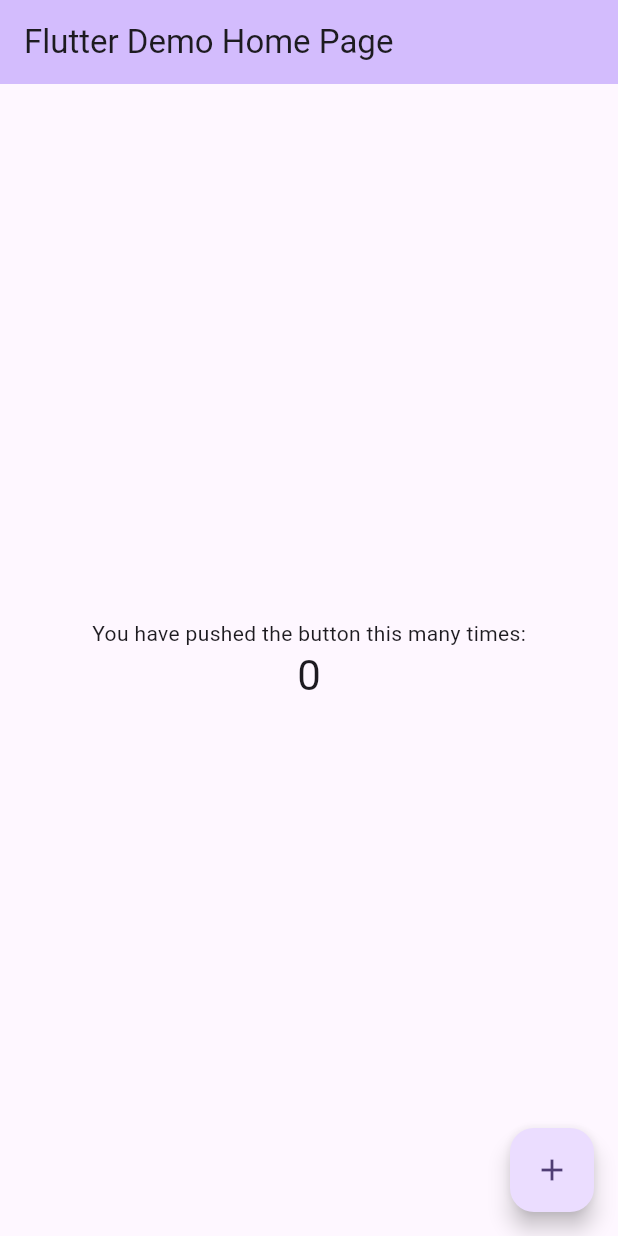
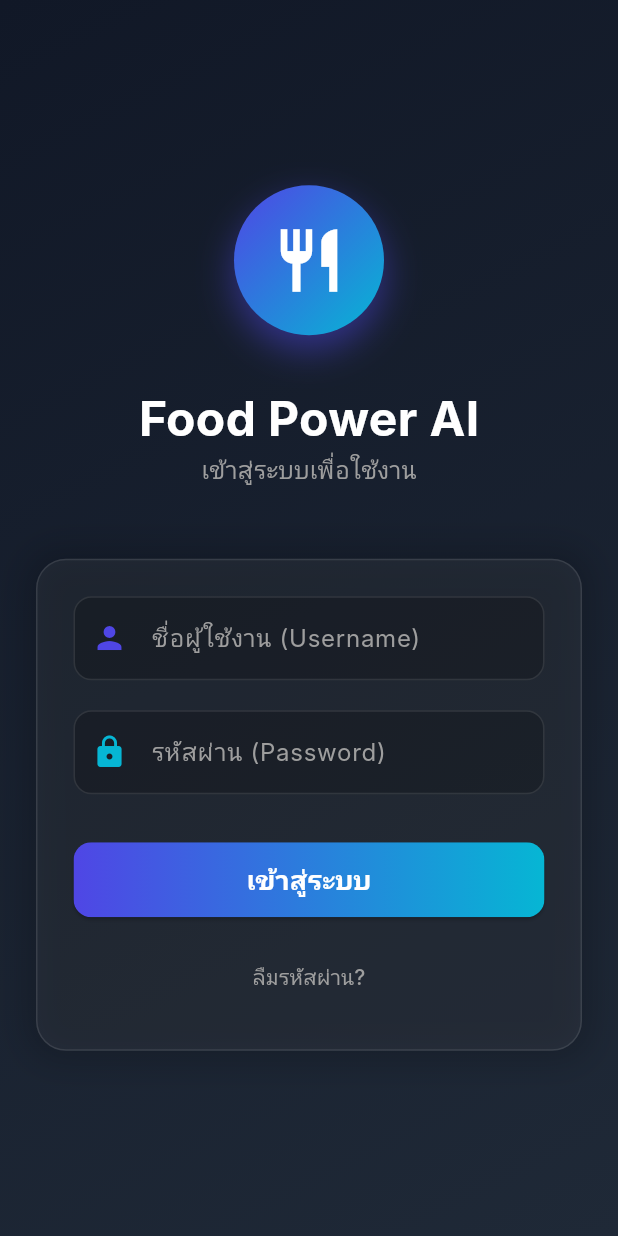
Before and after one commit to could-ai/019b2307-2ac0-7344-be4c-cd326cd9e36b, a Flutter app: the screen it shows after launch, on a phone screen of 412 x 824 dp. Run offline on Flutter 3.47's test engine with Material 3 defaults, Android fonts, the phone set to English and light mode, and no system bars; Roboto replaces fonts that are missing (Inter).

Commit message:
Updated main.dart to set up the dark theme matching the provided HTML style, configured routes for Login, Home, and Admin Dashboard, and set LoginScreen as the initial route.; Created a modern, dark-themed Login Screen with glassmorphism effects. Includes validation and mock authentication logic where username 'admin' redirects to the dashboard, and others to the home screen.; Created AdminDashboardScreen with a list of pending approvals. Includes functionality to approve or reject items (removing them from the list) and displays summary statistics. Styled with the dark theme.

```diff
--- a/usr/lib/main.dart
+++ b/usr/lib/main.dart
@@ -1,4 +1,6 @@
 import 'package:flutter/material.dart';
+import 'screens/login_screen.dart';
+import 'screens/admin_dashboard_screen.dart';
 
 void main() {
   runApp(const MyApp());
@@ -7,33 +9,29 @@ void main() {
 class MyApp extends StatelessWidget {
   const MyApp({super.key});
 
-  // This widget is the root of your application.
   @override
   Widget build(BuildContext context) {
     return MaterialApp(
-      title: 'Flutter Demo',
+      title: 'Food Power AI',
       debugShowCheckedModeBanner: false,
       theme: ThemeData(
-        // This is the theme of your application.
-        //
-        // TRY THIS: Try running your application with "flutter run". You'll see
-        // the application has a purple toolbar. Then, without quitting the app,
-        // try changing the seedColor in the colorScheme below to Colors.green
-        // and then invoke "hot reload" (save your changes or press the "hot
-        // reload" button in a Flutter-supported IDE, or press "r" if you used
-        // the command line to start the app).
-        //
-        // Notice that the counter didn't reset back to zero; the application
-        // state is not lost during the reload. To reset the state, use hot
-        // restart instead.
-        //
-        // This works for code too, not just values: Most code changes can be
-        // tested with just a hot reload.
-        colorScheme: ColorScheme.fromSeed(seedColor: Colors.deepPurple),
+        brightness: Brightness.dark,
+        scaffoldBackgroundColor: const Color(0xFF111827), // Dark background from HTML
+        primaryColor: const Color(0xFF4F46E5), // Indigo
+        colorScheme: ColorScheme.dark(
+          primary: const Color(0xFF4F46E5),
+          secondary: const Color(0xFF06B6D4), // Cyan
+          surface: const Color(0xFF1F2937),
+          background: const Color(0xFF111827),
+        ),
+        useMaterial3: true,
+        fontFamily: 'Inter',
       ),
       initialRoute: '/',
       routes: {
-        '/': (context) => const MyHomePage(title: 'Flutter Demo Home Page'),
+        '/': (context) => const LoginScreen(),
+        '/home': (context) => const MyHomePage(title: 'Food Power AI Home'),
+        '/admin': (context) => const AdminDashboardScreen(),
       },
     );
   }
@@ -42,15 +40,6 @@ class MyApp extends StatelessWidget {
 class MyHomePage extends StatefulWidget {
   const MyHomePage({super.key, required this.title});
 
-  // This widget is the home page of your application. It is stateful, meaning
-  // that it has a State object (defined below) that contains fields that affect
-  // how it looks.
-
-  // This class is the configuration for the state. It holds the values (in this
-  // case the title) provided by the parent (in this case the App widget) and
-  // used by the build method of the State. Fields in a Widget subclass are
-  // always marked "final".
-
   final String title;
 
   @override
@@ -58,66 +47,52 @@ class MyHomePage extends StatefulWidget {
 }
 
 class _MyHomePageState extends State<MyHomePage> {
-  int _counter = 0;
-
-  void _incrementCounter() {
-    setState(() {
-      // This call to setState tells the Flutter framework that something has
-      // changed in this State, which causes it to rerun the build method below
-      // so that the display can reflect the updated values. If we changed
-      // _counter without calling setState(), then the build method would not be
-      // called again, and so nothing would appear to happen.
-      _counter++;
-    });
-  }
-
   @override
   Widget build(BuildContext context) {
-    // This method is rerun every time setState is called, for instance as done
-    // by the _incrementCounter method above.
-    //
-    // The Flutter framework has been optimized to make rerunning build methods
-    // fast, so that you can just rebuild anything that needs updating rather
-    // than having to individually change instances of widgets.
     return Scaffold(
       appBar: AppBar(
-        // TRY THIS: Try changing the color here to a specific color (to
-        // Colors.amber, perhaps?) and trigger a hot reload to see the AppBar
-        // change color while the other colors stay the same.
-        backgroundColor: Theme.of(context).colorScheme.inversePrimary,
-        // Here we take the value from the MyHomePage object that was created by
-        // the App.build method, and use it to set our appbar title.
+        backgroundColor: Colors.transparent,
+        elevation: 0,
         title: Text(widget.title),
+        actions: [
+          IconButton(
+            icon: const Icon(Icons.logout),
+            onPressed: () {
+              Navigator.pushReplacementNamed(context, '/');
+            },
+          ),
+        ],
       ),
       body: Center(
-        // Center is a layout widget. It takes a single child and positions it
-        // in the middle of the parent.
         child: Column(
-          // Column is also a layout widget. It takes a list of children and
-          // arranges them vertically. By default, it sizes itself to fit its
-          // children horizontally, and tries to be as tall as its parent.
-          //
-          // Column has various properties to control how it sizes itself and
-          // how it positions its children. Here we use mainAxisAlignment to
-          // center the children vertically; the main axis here is the vertical
-          // axis because Columns are vertical (the cross axis would be
-          // horizontal).
-          //
-          // TRY THIS: Invoke "debug painting" (choose the "Toggle Debug Paint"
-          // action in the IDE, or press "p" in the console), to see the
-          // wireframe for each widget.
           mainAxisAlignment: MainAxisAlignment.center,
           children: <Widget>[
-            const Text('You have pushed the button this many times:'),
-            Text('$_counter', style: Theme.of(context).textTheme.headlineMedium),
+            Container(
+              padding: const EdgeInsets.all(20),
+              decoration: BoxDecoration(
+                color: const Color(0xFF1F2937),
+                borderRadius: BorderRadius.circular(16),
+                border: Border.all(color: Colors.white10),
+              ),
+              child: const Column(
+                children: [
+                  Icon(Icons.restaurant_menu, size: 64, color: Color(0xFF06B6D4)),
+                  SizedBox(height: 16),
+                  Text(
+                    'ยินดีต้อนรับสู่ Food Power AI',
+                    style: TextStyle(fontSize: 24, fontWeight: FontWeight.bold),
+                  ),
+                  SizedBox(height: 8),
+                  Text(
+                    'ระบบวิเคราะห์อาหารด้วย AI',
+                    style: TextStyle(color: Colors.grey),
+                  ),
+                ],
+              ),
+            ),
           ],
         ),
       ),
-      floatingActionButton: FloatingActionButton(
-        onPressed: _incrementCounter,
-        tooltip: 'Increment',
-        child: const Icon(Icons.add),
-      ), // This trailing comma makes auto-formatting nicer for build methods.
     );
   }
 }
--- /dev/null
+++ b/usr/lib/screens/login_screen.dart
@@ -0,0 +1,240 @@
+import 'package:flutter/material.dart';
+
+class LoginScreen extends StatefulWidget {
+  const LoginScreen({super.key});
+
+  @override
+  State<LoginScreen> createState() => _LoginScreenState();
+}
+
+class _LoginScreenState extends State<LoginScreen> {
+  final _formKey = GlobalKey<FormState>();
+  final _usernameController = TextEditingController();
+  final _passwordController = TextEditingController();
+  bool _isLoading = false;
+
+  void _login() async {
+    if (_formKey.currentState!.validate()) {
+      setState(() {
+        _isLoading = true;
+      });
+
+      // Mock login delay
+      await Future.delayed(const Duration(seconds: 1));
+
+      if (!mounted) return;
+
+      setState(() {
+        _isLoading = false;
+      });
+
+      // Mock Logic: 'admin' goes to dashboard, others go to home
+      if (_usernameController.text == 'admin') {
+        Navigator.pushReplacementNamed(context, '/admin');
+      } else {
+        Navigator.pushReplacementNamed(context, '/home');
+      }
+    }
+  }
+
+  @override
+  Widget build(BuildContext context) {
+    return Scaffold(
+      body: Container(
+        decoration: const BoxDecoration(
+          gradient: LinearGradient(
+            begin: Alignment.topLeft,
+            end: Alignment.bottomRight,
+            colors: [Color(0xFF111827), Color(0xFF1F2937)],
+          ),
+        ),
+        child: Center(
+          child: SingleChildScrollView(
+            padding: const EdgeInsets.all(24.0),
+            child: Column(
+              mainAxisAlignment: MainAxisAlignment.center,
+              children: [
+                // Logo Section
+                Container(
+                  width: 100,
+                  height: 100,
+                  decoration: BoxDecoration(
+                    gradient: const LinearGradient(
+                      colors: [Color(0xFF4F46E5), Color(0xFF06B6D4)],
+                      begin: Alignment.topLeft,
+                      end: Alignment.bottomRight,
+                    ),
+                    shape: BoxShape.circle,
+                    boxShadow: [
+                      BoxShadow(
+                        color: const Color(0xFF4F46E5).withOpacity(0.5),
+                        blurRadius: 20,
+                        offset: const Offset(0, 10),
+                      ),
+                    ],
+                  ),
+                  child: const Icon(
+                    Icons.restaurant,
+                    size: 50,
+                    color: Colors.white,
+                  ),
+                ),
+                const SizedBox(height: 32),
+
+                // Title
+                const Text(
+                  'Food Power AI',
+                  style: TextStyle(
+                    fontSize: 32,
+                    fontWeight: FontWeight.bold,
+                    color: Colors.white,
+                  ),
+                ),
+                const Text(
+                  'เข้าสู่ระบบเพื่อใช้งาน',
+                  style: TextStyle(
+                    fontSize: 16,
+                    color: Colors.grey,
+                  ),
+                ),
+                const SizedBox(height: 48),
+
+                // Login Form
+                Container(
+                  padding: const EdgeInsets.all(24),
+                  decoration: BoxDecoration(
+                    color: Colors.white.withOpacity(0.05),
+                    borderRadius: BorderRadius.circular(20),
+                    border: Border.all(color: Colors.white.withOpacity(0.1)),
+                    boxShadow: [
+                      BoxShadow(
+                        color: Colors.black.withOpacity(0.2),
+                        blurRadius: 20,
+                        spreadRadius: 5,
+                      ),
+                    ],
+                  ),
+                  child: Form(
+                    key: _formKey,
+                    child: Column(
+                      children: [
+                        TextFormField(
+                          controller: _usernameController,
+                          style: const TextStyle(color: Colors.white),
+                          decoration: InputDecoration(
+                            labelText: 'ชื่อผู้ใช้งาน (Username)',
+                            labelStyle: const TextStyle(color: Colors.grey),
+                            prefixIcon: const Icon(Icons.person, color: Color(0xFF4F46E5)),
+                            enabledBorder: OutlineInputBorder(
+                              borderRadius: BorderRadius.circular(12),
+                              borderSide: BorderSide(color: Colors.white.withOpacity(0.1)),
+                            ),
+                            focusedBorder: OutlineInputBorder(
+                              borderRadius: BorderRadius.circular(12),
+                              borderSide: const BorderSide(color: Color(0xFF4F46E5)),
+                            ),
+                            filled: true,
+                            fillColor: Colors.black.withOpacity(0.2),
+                          ),
+                          validator: (value) {
+                            if (value == null || value.isEmpty) {
+                              return 'กรุณากรอกชื่อผู้ใช้งาน';
+                            }
+                            return null;
+                          },
+                        ),
+                        const SizedBox(height: 20),
+                        TextFormField(
+                          controller: _passwordController,
+                          obscureText: true,
+                          style: const TextStyle(color: Colors.white),
+                          decoration: InputDecoration(
+                            labelText: 'รหัสผ่าน (Password)',
+                            labelStyle: const TextStyle(color: Colors.grey),
+                            prefixIcon: const Icon(Icons.lock, color: Color(0xFF06B6D4)),
+                            enabledBorder: OutlineInputBorder(
+                              borderRadius: BorderRadius.circular(12),
+                              borderSide: BorderSide(color: Colors.white.withOpacity(0.1)),
+                            ),
+                            focusedBorder: OutlineInputBorder(
+                              borderRadius: BorderRadius.circular(12),
+                              borderSide: const BorderSide(color: Color(0xFF06B6D4)),
+                            ),
+                            filled: true,
+                            fillColor: Colors.black.withOpacity(0.2),
+                          ),
+                          validator: (value) {
+                            if (value == null || value.isEmpty) {
+                              return 'กรุณากรอกรหัสผ่าน';
+                            }
+                            return null;
+                          },
+                        ),
+                        const SizedBox(height: 32),
+                        SizedBox(
+                          width: double.infinity,
+                          height: 50,
+                          child: ElevatedButton(
+                            onPressed: _isLoading ? null : _login,
+                            style: ElevatedButton.styleFrom(
+                              backgroundColor: Colors.transparent,
+                              padding: EdgeInsets.zero,
+                              shape: RoundedRectangleBorder(
+                                borderRadius: BorderRadius.circular(12),
+                              ),
+                            ),
+                            child: Ink(
+                              decoration: BoxDecoration(
+                                gradient: const LinearGradient(
+                                  colors: [Color(0xFF4F46E5), Color(0xFF06B6D4)],
+                                ),
+                                borderRadius: BorderRadius.circular(12),
+                              ),
+                              child: Container(
+                                alignment: Alignment.center,
+                                child: _isLoading
+                                    ? const SizedBox(
+                                        width: 24,
+                                        height: 24,
+                                        child: CircularProgressIndicator(
+                                          color: Colors.white,
+                                          strokeWidth: 2,
+                                        ),
+                                      )
+                                    : const Text(
+                                        'เข้าสู่ระบบ',
+                                        style: TextStyle(
+                                          fontSize: 18,
+                                          fontWeight: FontWeight.bold,
+                                          color: Colors.white,
+                                        ),
+                                      ),
+                              ),
+                            ),
+                          ),
+                        ),
+                        const SizedBox(height: 16),
+                        TextButton(
+                          onPressed: () {
+                            // Mock hint
+                            ScaffoldMessenger.of(context).showSnackBar(
+                              const SnackBar(content: Text("Hint: ใช้ 'admin' เพื่อเข้าหลังบ้าน")),
+                            );
+                          },
+                          child: const Text(
+                            'ลืมรหัสผ่าน?',
+                            style: TextStyle(color: Colors.grey),
+                          ),
+                        ),
+                      ],
+                    ),
+                  ),
+                ),
+              ],
+            ),
+          ),
+        ),
+      ),
+    );
+  }
+}
```
Also changed, not shown: usr/lib/screens/admin_dashboard_screen.dart (added, +294 -0 lines).
